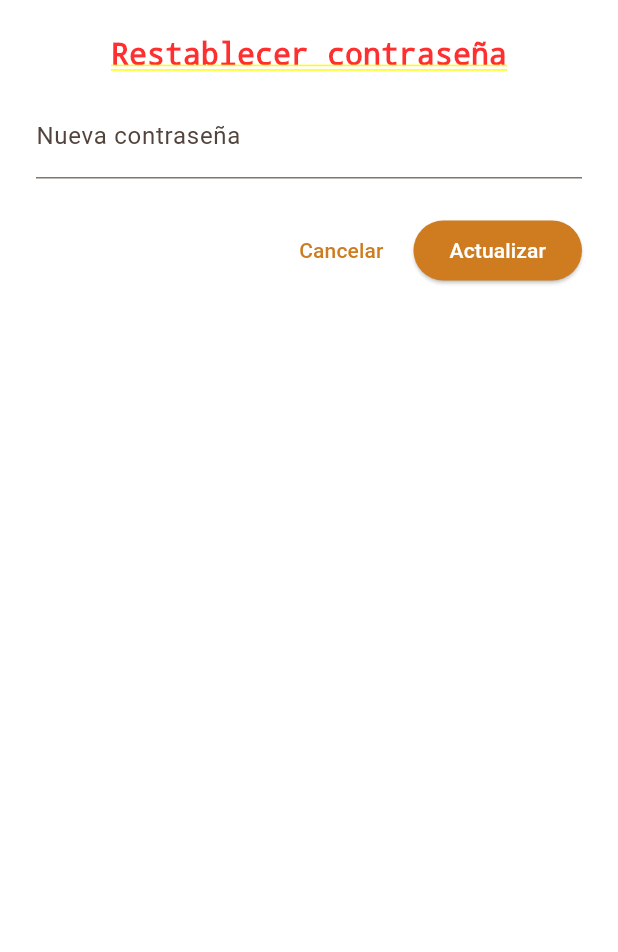
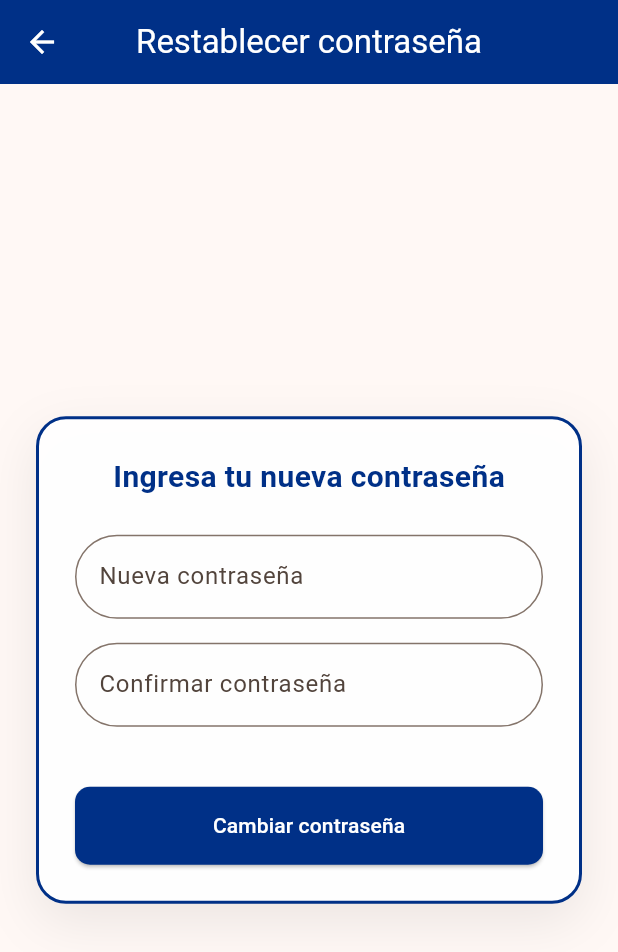
Before and after one commit to Antonella055/DDBE-Proyecto, a Flutter app: the ResetPasswordPage screen opened by its route, on a phone screen of 412 x 824 dp. Shown: the top 952 px of the screen. Run offline on Flutter 3.47's test engine with Material 3 defaults, Android fonts, the phone set to English and light mode, and no system bars; our stand-ins replace flutter_dotenv, image_picker, supabase_flutter, table_calendar; accounts and stored records are empty; network calls fail; Roboto replaces fonts that are missing (Arial).

Commit message:
password reset casi hecho

```diff
--- a/lib/features/auth/presentation/pages/reset_password_page.dart
+++ b/lib/features/auth/presentation/pages/reset_password_page.dart
@@ -2,104 +2,151 @@ import 'package:flutter/material.dart';
 import 'package:supabase_flutter/supabase_flutter.dart';
 
 class ResetPasswordPage extends StatefulWidget {
-  final String? code;
-  const ResetPasswordPage({Key? key, this.code}) : super(key: key);
+  const ResetPasswordPage({super.key});
 
   @override
   State<ResetPasswordPage> createState() => _ResetPasswordPageState();
 }
 
 class _ResetPasswordPageState extends State<ResetPasswordPage> {
-  final TextEditingController _passwordController = TextEditingController();
+  final _passwordController = TextEditingController();
+  final _confirmController = TextEditingController();
   bool _loading = false;
-  String? _code;
+  String? _error;
+  String? _success;
 
-  @override
-  void initState() {
-    super.initState();
-    // Si no se pasó el code como argumento, intenta leerlo de la URL (Flutter web)
-    _code = widget.code;
-    if (_code == null || _code!.isEmpty) {
-      final uri = Uri.base;
-      final codeFromUrl = uri.queryParameters['code'];
-      if (codeFromUrl != null && codeFromUrl.isNotEmpty) {
-        _code = codeFromUrl;
-      }
-    }
+  Future<void> _resetPassword() async {
+    setState(() {
+      _loading = true;
+      _error = null;
+      _success = null;
+    });
+
+    if (_passwordController.text != _confirmController.text) {
+      setState(() {
+        _error = 'Las contraseñas no coinciden';
+        _loading = false;
+      });
+      return;
     }
 
-  Future<void> _updatePassword() async {
-    if (_code == null || _code!.isEmpty) {
-      ScaffoldMessenger.of(context).showSnackBar(
-        const SnackBar(content: Text('No se encontró el código de recuperación.')),
+    try {
+      await Supabase.instance.client.auth.updateUser(
+        UserAttributes(password: _passwordController.text),
       );
-      return;
-    }
-    setState(() => _loading = true);
-    try {
-      // 1. Intercambia el code por una sesión
-      await Supabase.instance.client.auth.exchangeCodeForSession(_code!);
-
-      // 2. Ahora puedes actualizar la contraseña
-      await Supabase.instance.client.auth.updateUser(
-        UserAttributes(password: _passwordController.text.trim()),
-      );
-      if (mounted) {
-        ScaffoldMessenger.of(context).showSnackBar(
-          const SnackBar(content: Text('Contraseña actualizada con éxito')),
-        );
-        Navigator.of(context).pop(); // Cierra el modal/dialog
-      }
-    } on AuthException catch (e) {
-      ScaffoldMessenger.of(context).showSnackBar(
-        SnackBar(content: Text(e.message)),
-      );
+      setState(() {
+        _success = '¡Contraseña actualizada exitosamente!';
+      });
+    } catch (e) {
+      setState(() {
+        _error = 'Error al cambiar la contraseña';
+      });
     } finally {
-      setState(() => _loading = false);
+      setState(() {
+        _loading = false;
+      });
     }
   }
 
   @override
   Widget build(BuildContext context) {
-    return SizedBox(
-      width: 400,
-      child: Padding(
-        padding: const EdgeInsets.all(24.0),
+    return Scaffold(
+      appBar: AppBar(
+        title: const Text('Restablecer contraseña'),
+        backgroundColor: const Color(0xFF003087),
+        foregroundColor: Colors.white,
+        centerTitle: true,
+      ),
+      body: Center(
+        child: SingleChildScrollView(
+          child: Container(
+            margin: const EdgeInsets.all(24),
+            padding: const EdgeInsets.all(24),
+            decoration: BoxDecoration(
+              color: Colors.white.withOpacity(0.95),
+              borderRadius: BorderRadius.circular(20),
+              border: Border.all(color: const Color(0xFF003087), width: 2),
+              boxShadow: [
+                BoxShadow(
+                  color: Colors.black.withOpacity(0.08),
+                  blurRadius: 30,
+                  offset: const Offset(0, 12),
+                ),
+              ],
+            ),
+            constraints: const BoxConstraints(maxWidth: 400),
             child: Column(
               mainAxisSize: MainAxisSize.min,
               children: [
                 const Text(
-              'Restablecer contraseña',
-              style: TextStyle(fontSize: 20, fontWeight: FontWeight.bold),
+                  'Ingresa tu nueva contraseña',
+                  style: TextStyle(
+                    fontSize: 20,
+                    fontWeight: FontWeight.bold,
+                    color: Color(0xFF003087),
+                  ),
+                ),
+                const SizedBox(height: 24),
+                TextField(
+                  controller: _passwordController,
+                  obscureText: true,
+                  decoration: const InputDecoration(
+                    labelText: 'Nueva contraseña',
+                    border: OutlineInputBorder(
+                      borderRadius: BorderRadius.all(Radius.circular(30)),
+                    ),
+                  ),
                 ),
                 const SizedBox(height: 16),
                 TextField(
-              controller: _passwordController,
-              decoration: const InputDecoration(labelText: 'Nueva contraseña'),
+                  controller: _confirmController,
                   obscureText: true,
+                  decoration: const InputDecoration(
+                    labelText: 'Confirmar contraseña',
+                    border: OutlineInputBorder(
+                      borderRadius: BorderRadius.all(Radius.circular(30)),
+                    ),
+                  ),
+                ),
+                const SizedBox(height: 16),
+                if (_error != null)
+                  Text(
+                    _error!,
+                    style: const TextStyle(color: Colors.red),
+                  ),
+                if (_success != null)
+                  Text(
+                    _success!,
+                    style: const TextStyle(color: Colors.green),
                   ),
                 const SizedBox(height: 24),
-            Row(
-              mainAxisAlignment: MainAxisAlignment.end,
-              children: [
-                TextButton(
-                  onPressed: _loading ? null : () => Navigator.of(context).pop(),
-                  child: const Text('Cancelar'),
+                SizedBox(
+                  width: double.infinity,
+                  child: ElevatedButton(
+                    onPressed: _loading ? null : _resetPassword,
+                    style: ElevatedButton.styleFrom(
+                      backgroundColor: const Color(0xFF003087),
+                      foregroundColor: Colors.white,
+                      padding: const EdgeInsets.symmetric(vertical: 16),
+                      shape: RoundedRectangleBorder(
+                        borderRadius: BorderRadius.circular(10),
                       ),
-                const SizedBox(width: 8),
-                ElevatedButton(
-                  onPressed: _loading ? null : _updatePassword,
+                    ),
                     child: _loading
                         ? const SizedBox(
-                          width: 20,
-                          height: 20,
-                          child: CircularProgressIndicator(strokeWidth: 2),
+                            width: 24,
+                            height: 24,
+                            child: CircularProgressIndicator(
+                              color: Colors.white,
+                              strokeWidth: 2,
+                            ),
                           )
-                      : const Text('Actualizar'),
+                        : const Text('Cambiar contraseña'),
+                  ),
                 ),
               ],
             ),
-          ],
+          ),
         ),
       ),
     );
--- a/lib/main.dart
+++ b/lib/main.dart
@@ -114,13 +114,9 @@ class _MyAppState extends State<MyApp> {
         '/calendar': (context) => const CalendarScreen(), // NEW: Añade la ruta para NewsScreen
        // '/schedule': (context) => const ScheduleScreen(), // Ruta de ScheduleScreen comentada
         '/contact': (context) => const ContactScreen(), // Añade la ruta para ContactScreen
-        // Añade otras rutas para admin, profesor, etc. si las tienes
-        // Lee el access_token de la URL (para Flutter web)
-        '/reset-password': (context) {
-        final uri = Uri.base;
-        final codeFromUrl = uri.queryParameters['code'];
-        return ResetPasswordPage(code: codeFromUrl); // Pasa el código si está presente
-      },
+        '/reset-password': (context) => const ResetPasswordPage(),
+
+
 
       },
     );
```
Also changed, not shown: lib/features/auth/presentation/pages/login_page.dart (+12 -8 lines). Lines whose indentation alone changed are shown as unchanged.
